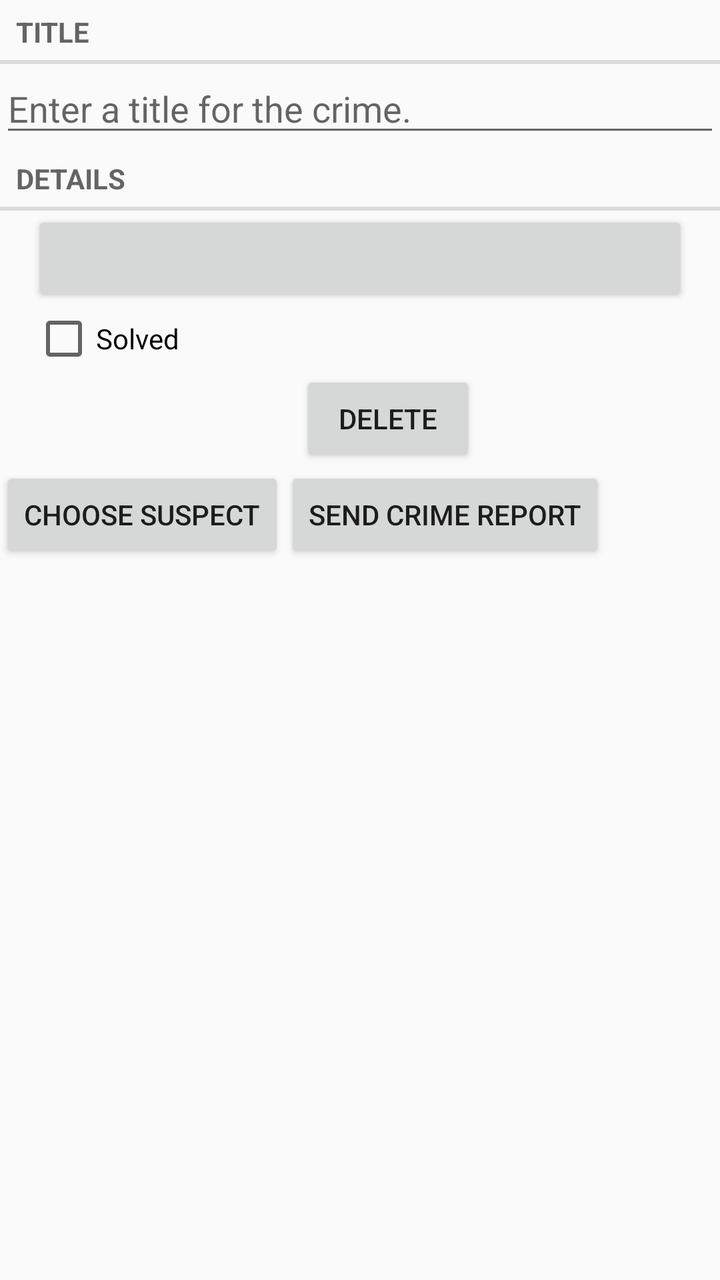
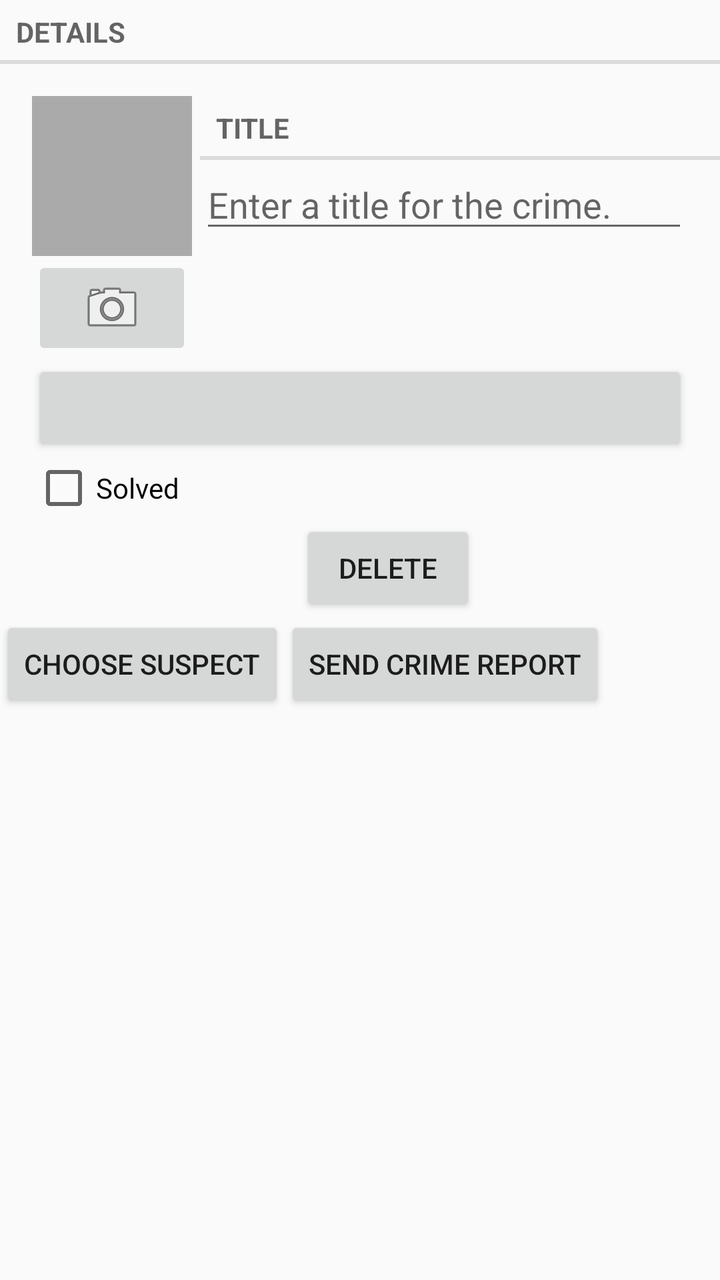

An Android layout rendered at two revisions. The XML below is the earlier revision; the diff shows what the commit changed to produce the second picture.
<!-- AndroidManifest.xml: application theme Theme.CriminalIntent -->
<!-- res/layout/fragment_crime.xml -->
<?xml version="1.0" encoding="utf-8"?>
<LinearLayout xmlns:android="http://schemas.android.com/apk/res/android"
android:layout_width="match_parent"
android:layout_height="match_parent"
android:orientation="vertical"
    >
<TextView
    android:layout_width="match_parent"
    android:layout_height="wrap_content"
    android:text="@string/crime_title_label"
    style="?android:listSeparatorTextViewStyle"
    />
<EditText android:id="@+id/crime_title"
    android:layout_width="match_parent"
    android:layout_height="wrap_content"
    android:hint="@string/crime_title_hint"
    />
<TextView
    android:layout_width="match_parent"
    android:layout_height="wrap_content"
    android:text="@string/crime_details_label"
    style="?android:listSeparatorTextViewStyle"
    />
<Button android:id="@+id/crime_date"
    android:layout_width="match_parent"
    android:layout_height="wrap_content"
    android:layout_marginLeft="16dp"
    android:layout_marginRight="16dp"
    />
<CheckBox android:id="@+id/crime_solved"
    android:layout_width="match_parent"
    android:layout_height="wrap_content"
    android:layout_marginLeft="16dp"
    android:layout_marginRight="16dp"
    android:text="@string/crime_solved_label"
    />

<Button
    android:id="@+id/delete_button"
    android:layout_width="wrap_content"
    android:layout_height="wrap_content"
    android:layout_marginLeft="150dp"
    android:text="Delete"

    />
    <LinearLayout
        android:layout_width="wrap_content"
        android:layout_height="wrap_content">
    <Button
        android:id="@+id/choose_suspect_button"
        android:layout_width="wrap_content"
        android:layout_height="wrap_content"
        android:text="@string/crime_suspect_text"
        />
    <Button
        android:id="@+id/report_button"
        android:layout_width="wrap_content"
        android:layout_height="wrap_content"
        android:text="@string/crime_report_text"/>
    </LinearLayout>
</LinearLayout>
<!-- resources referenced by this layout -->
<resources>
  <string name="crime_details_label">Details</string>
  <string name="crime_report_text">Send Crime Report</string>
  <string name="crime_solved_label">Solved</string>
  <string name="crime_suspect_text">Choose Suspect</string>
  <string name="crime_title_hint">Enter a title for the crime.</string>
  <string name="crime_title_label">Title</string>
  <style name="Theme.CriminalIntent" parent="Base.Theme.CriminalIntent" />
  <style name="Base.Theme.CriminalIntent" parent="Theme.AppCompat.Light.DarkActionBar">
          
          
      </style>
</resources>

<!-- the commit's change to res/layout/fragment_crime.xml (unified diff, before → after) -->
@@ -4,23 +4,28 @@
 android:layout_height="match_parent"
 android:orientation="vertical"
     >
-<TextView
-    android:layout_width="match_parent"
-    android:layout_height="wrap_content"
-    android:text="@string/crime_title_label"
-    style="?android:listSeparatorTextViewStyle"
-    />
-<EditText android:id="@+id/crime_title"
-    android:layout_width="match_parent"
-    android:layout_height="wrap_content"
-    android:hint="@string/crime_title_hint"
-    />
-<TextView
-    android:layout_width="match_parent"
-    android:layout_height="wrap_content"
-    android:text="@string/crime_details_label"
-    style="?android:listSeparatorTextViewStyle"
-    />
+
+
+
+
+
+
+
+
+
+
+
+    <TextView
+        android:layout_width="match_parent"
+        android:layout_height="wrap_content"
+        android:text="@string/crime_details_label"
+        style="?android:listSeparatorTextViewStyle"
+        />
+    <include
+        layout="@layout/view_camera_and_title"
+
+        />
+
 <Button android:id="@+id/crime_date"
     android:layout_width="match_parent"
     android:layout_height="wrap_content"
@@ -59,3 +64,56 @@
         android:text="@string/crime_report_text"/>
     </LinearLayout>
 </LinearLayout>
+<!-- res/layout/view_camera_and_title.xml (included above) -->
+<?xml version="1.0" encoding="utf-8"?>
+<LinearLayout xmlns:android="http://schemas.android.com/apk/res/android"
+    android:layout_width="match_parent"
+    android:layout_height="wrap_content"
+    android:layout_marginLeft="16dp"
+    android:layout_marginTop="16dp">
+
+    <LinearLayout
+        android:layout_width="wrap_content"
+        android:layout_height="wrap_content"
+        android:layout_marginRight="4dp"
+        android:orientation="vertical">
+        <ImageView
+            android:id="@+id/crime_photo"
+            android:layout_width="80dp"
+            android:layout_height="80dp"
+            android:background="@android:color/darker_gray"
+            android:cropToPadding="true"
+            android:scaleType="centerInside">
+        </ImageView>
+
+        <ImageButton
+            android:id="@+id/crime_camera"
+            android:layout_width="match_parent"
+            android:layout_height="wrap_content"
+            android:src="@android:drawable/ic_menu_camera">
+        </ImageButton>
+    </LinearLayout>
+
+    <LinearLayout
+        android:layout_width="wrap_content"
+        android:layout_height="wrap_content"
+        android:orientation="vertical"
+        android:layout_weight="1"
+        >
+        <TextView
+            android:layout_width="match_parent"
+            android:layout_height="wrap_content"
+            android:text ="@string/crime_title_label"
+            style ="?android:listSeparatorTextViewStyle"
+            >
+        </TextView>
+        <EditText
+            android:id="@+id/crime_title"
+            android:layout_width="match_parent"
+            android:layout_height="wrap_content"
+            android:layout_marginRight="16dp"
+            android:hint="@string/crime_title_hint"
+            >
+        </EditText>
+    </LinearLayout>
+</LinearLayout>
